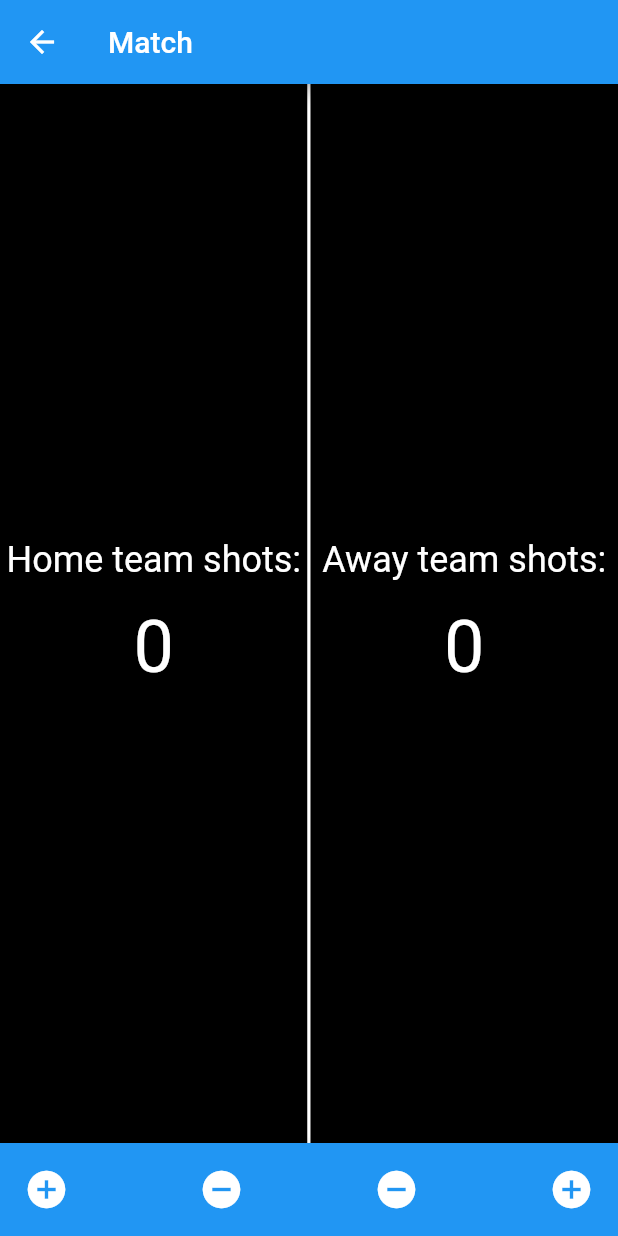
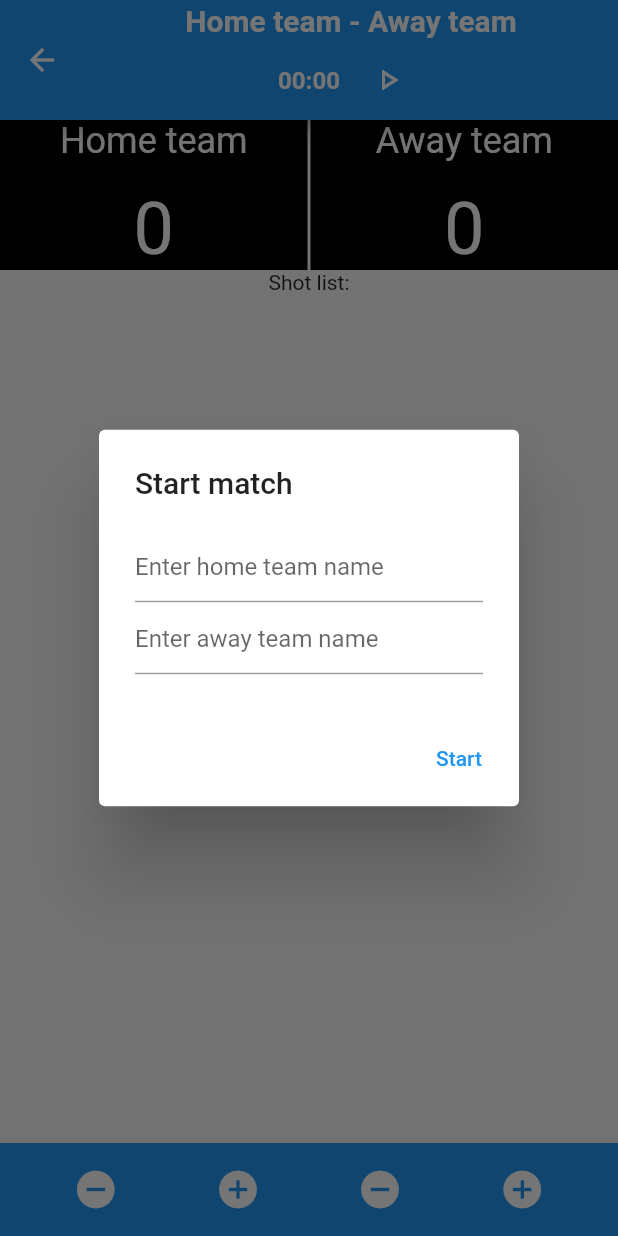
Before and after one commit to AHertin/Shot-Stat, a Flutter app: the screen it shows after launch, after a tap on "New Match", on a phone screen of 412 x 824 dp. Run offline on Flutter 3.47's test engine with Material 2 defaults, Android fonts, the phone set to English and light mode, and no system bars.

Commit message:
Shot list. Timer for match. Connected

```diff
--- a/lib/main.dart
+++ b/lib/main.dart
@@ -19,6 +19,7 @@ class MyApp extends StatelessWidget {
       home: Scaffold(
         appBar: AppBar(
           title: const Text('Shot Stats'),
+          toolbarHeight: 80.0, // increase the toolbar height
           backgroundColor: Colors.blue,
         ),
         body: Builder(
--- a/lib/match_page.dart
+++ b/lib/match_page.dart
@@ -1,3 +1,5 @@
+import 'dart:async';
+
 import 'package:flutter/material.dart';
 
 class MatchPage extends StatefulWidget {
@@ -8,51 +10,187 @@ class MatchPage extends StatefulWidget {
 }
 
 class _MatchPageState extends State<MatchPage> {
-  int _leftCounter = 0;
-  int _rightCounter = 0;
+  String _homeTeam = 'Home team';
+  String _awayTeam = 'Away team';
 
-  void _incrementLeftCounter() {
+  int _homeShotsCounter = 0;
+  int _awayShotsCounter = 0;
+  final List<Map<String, dynamic>> _shotList = [];
+
+  bool _matchStarted = false;
+
+  int _timeInSeconds = 0;
+  bool _timerRunning = false;
+  Timer? _timer;
+
+  @override
+  void didChangeDependencies() {
+    super.didChangeDependencies();
+    _startMatch();
+  }
+
+  void _incrementHomeCounter() {
     setState(() {
-      _leftCounter++;
+      _homeShotsCounter++;
+      _shotList.add({'team': _homeTeam, 'time': _formatTime(_timeInSeconds), 'shot': _homeShotsCounter});
     });
   }
 
-  void _incrementRightCounter() {
+  void _incrementAwayCounter() {
     setState(() {
-      _rightCounter++;
+      _awayShotsCounter++;
+      _shotList.add({'team': _awayTeam, 'time': _formatTime(_timeInSeconds), 'shot': _awayShotsCounter});
     });
   }
 
-  void _decrementLeftCounter() {
-    if (_leftCounter > 0) {
+  void _decrementHomeCounter() {
+    if (_homeShotsCounter > 0) {
       setState(() {
-        _leftCounter--;
+        _homeShotsCounter--;
       });
     }
   }
 
-  void _decrementRightCounter() {
-    if (_rightCounter > 0) {
+  void _decrementAwayCounter() {
+    if (_awayShotsCounter > 0) {
       setState(() {
-        _rightCounter--;
+        _awayShotsCounter--;
       });
     }
+  }
+
+  void _startMatch() async {
+    await Future.delayed(Duration.zero, () {
+      final homeTeamController = TextEditingController();
+      final awayTeamController = TextEditingController();
+      showDialog(
+        context: context,
+        builder: (context) {
+          return AlertDialog(
+            title: const Text('Start match'),
+            content: Column(
+              mainAxisSize: MainAxisSize.min,
+              children: [
+                TextField(
+                  controller: homeTeamController,
+                  decoration: const InputDecoration(
+                    hintText: 'Enter home team name',
+                  ),
+                ),
+                TextField(
+                  controller: awayTeamController,
+                  decoration: const InputDecoration(
+                    hintText: 'Enter away team name',
+                  ),
+                ),
+              ],
+            ),
+            actions: [
+              TextButton(
+                onPressed: () {
+                  setState(() {
+                    _homeTeam = homeTeamController.text;
+                    _awayTeam = awayTeamController.text;
+                    _matchStarted = true;
+                  });
+                  Navigator.of(context).pop();
+                },
+                child: const Text('Start'),
+              ),
+            ],
+          );
+        },
+      );
+    });
+  }
+
+  void _startTimer() {
+    if (_timerRunning) {
+      _timer?.cancel();
+      _timerRunning = false;
+    } else {
+      _timer = Timer.periodic(const Duration(seconds: 1), (timer) {
+        setState(() {
+          _timeInSeconds++;
+        });
+      });
+      _timerRunning = true;
+    }
+  }
+
+  String _formatTime(int timeInSeconds) {
+    int minutes = timeInSeconds ~/ 60;
+    int seconds = timeInSeconds % 60;
+    String minutesStr = minutes.toString().padLeft(2, '0');
+    String secondsStr = seconds.toString().padLeft(2, '0');
+    return '$minutesStr:$secondsStr';
   }
 
   @override
   Widget build(BuildContext context) {
     return Scaffold(
       appBar: AppBar(
-        title: const Text('Match'),
         backgroundColor: Colors.blue,
+        toolbarHeight: 80.0, // increase the toolbar height
+        title: Column(
+          mainAxisAlignment: MainAxisAlignment.center,
+          children: [
+            Text(
+              '$_homeTeam - $_awayTeam',
+              style: const TextStyle(
+                fontSize: 20.0, // increase the font size
+                fontWeight: FontWeight.bold,
+              ),
+            ),
+            const SizedBox(height: 4.0), // add some padding between the texts
+            Row(
+              mainAxisAlignment: MainAxisAlignment.center,
+              children: [
+                Text(
+                  _formatTime(_timeInSeconds),
+                  style: const TextStyle(
+                    fontSize: 16.0,
+                    fontWeight: FontWeight.bold,
+                  ),
+                ),
+                const SizedBox(
+                    width:
+                        8.0), // add some spacing between the texts and the icon
+                IconButton(
+                  icon: Icon(
+                    _timerRunning
+                        ? Icons.pause_circle
+                        : Icons.play_arrow_outlined,
+                  ),
+                  onPressed: _startTimer,
+                ),
+              ],
+            ),
+          ],
+        ),
       ),
       bottomNavigationBar: BottomAppBar(
         color: Colors.blue,
         child: Row(
           mainAxisAlignment: MainAxisAlignment.spaceBetween,
           children: [
+            Expanded(
+              child: Row(
+                mainAxisAlignment: MainAxisAlignment.spaceEvenly,
+                children: [
                   InkWell(
-              onTap: _incrementLeftCounter,
+                    onTap: _decrementHomeCounter,
+                    child: const Padding(
+                      padding: EdgeInsets.all(16.0),
+                      child: Icon(
+                        Icons.remove_circle,
+                        color: Colors.white,
+                        size: 30.0,
+                      ),
+                    ),
+                  ),
+                  InkWell(
+                    onTap: _incrementHomeCounter,
                     child: const Padding(
                       padding: EdgeInsets.all(16.0),
                       child: Icon(
@@ -63,7 +201,7 @@ class _MatchPageState extends State<MatchPage> {
                     ),
                   ),
                   InkWell(
-              onTap: _decrementLeftCounter,
+                    onTap: _decrementAwayCounter,
                     child: const Padding(
                       padding: EdgeInsets.all(16.0),
                       child: Icon(
@@ -74,18 +212,7 @@ class _MatchPageState extends State<MatchPage> {
                     ),
                   ),
                   InkWell(
-              onTap: _decrementRightCounter,
-              child: const Padding(
-                padding: EdgeInsets.all(16.0),
-                child: Icon(
-                  Icons.remove_circle,
-                  color: Colors.white,
-                  size: 30.0,
-                ),
-              ),
-            ),
-            InkWell(
-              onTap: _incrementRightCounter,
+                    onTap: _incrementAwayCounter,
                     child: const Padding(
                       padding: EdgeInsets.all(16.0),
                       child: Icon(
@@ -98,8 +225,13 @@ class _MatchPageState extends State<MatchPage> {
                 ],
               ),
             ),
+          ],
+        ),
+      ),
       body: Center(
-        child: Row(
+          child: Column(
+        children: [
+          Row(
             mainAxisAlignment: MainAxisAlignment.spaceEvenly,
             children: [
               Expanded(
@@ -108,16 +240,16 @@ class _MatchPageState extends State<MatchPage> {
                   child: Column(
                     mainAxisAlignment: MainAxisAlignment.center,
                     children: [
-                    const Text(
-                      'Home team shots:',
-                      style: TextStyle(
+                      Text(
+                        _matchStarted ? _homeTeam : 'Home team',
+                        style: const TextStyle(
                           color: Colors.white,
                           fontSize: 24.0,
                         ),
                       ),
                       const SizedBox(height: 16.0),
                       Text(
-                      '$_leftCounter',
+                        _matchStarted ? '$_homeShotsCounter' : '0',
                         style: const TextStyle(
                           color: Colors.white,
                           fontSize: 48.0,
@@ -138,16 +270,16 @@ class _MatchPageState extends State<MatchPage> {
                   child: Column(
                     mainAxisAlignment: MainAxisAlignment.center,
                     children: [
-                    const Text(
-                      'Away team shots:',
-                      style: TextStyle(
+                      Text(
+                        _matchStarted ? _awayTeam : 'Away team',
+                        style: const TextStyle(
                           color: Colors.white,
                           fontSize: 24.0,
                         ),
                       ),
                       const SizedBox(height: 16.0),
                       Text(
-                      '$_rightCounter',
+                        _matchStarted ? '$_awayShotsCounter' : '0',
                         style: const TextStyle(
                           color: Colors.white,
                           fontSize: 48.0,
@@ -159,7 +291,22 @@ class _MatchPageState extends State<MatchPage> {
               ),
             ],
           ),
+          const Text('Shot list:'),
+          Expanded(
+            child: ListView.builder(
+              itemCount: _shotList.length,
+              itemBuilder: (context, index) {
+                final shot = _shotList[index];
+                return ListTile(
+                  title: Text('Shot ${index + 1}'),
+                  subtitle:
+                      Text('Team: ${shot['team']}, Time: ${shot['time']}, Shot number: ${shot['shot']}'),
+                );
+              },
             ),
+          ),
+        ],
+      )),
     );
   }
 }
```
Lines whose indentation alone changed are shown as unchanged.
